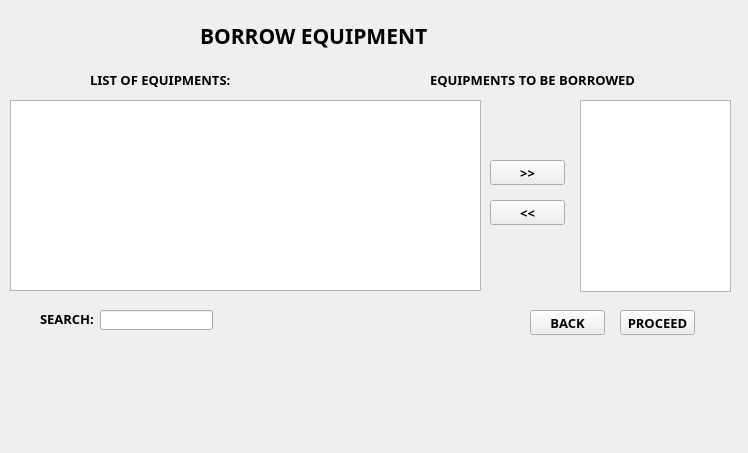
Above: borrowers.ui from markytools/sume-borrower-app before the change. Below: the same form after it.
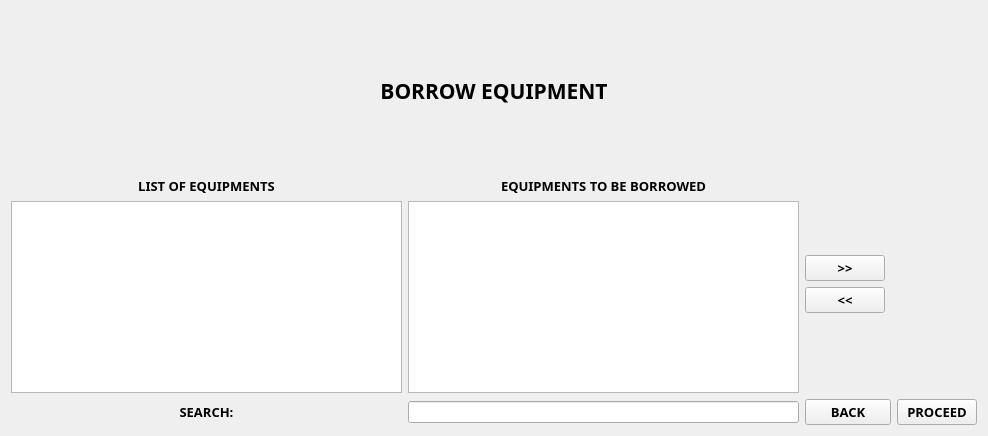
That is the form after the change.

Commit message:
Borrowers Side
More UIs now display, functionality still under construction

What changed in the file:
```diff
--- a/borrowers.ui
+++ b/borrowers.ui
@@ -6,255 +6,160 @@
    <rect>
     <x>0</x>
     <y>0</y>
-    <width>748</width>
-    <height>453</height>
+    <width>988</width>
+    <height>436</height>
    </rect>
   </property>
-  <property name="minimumSize">
-   <size>
-    <width>748</width>
-    <height>453</height>
-   </size>
-  </property>
-  <property name="maximumSize">
-   <size>
-    <width>748</width>
-    <height>453</height>
-   </size>
-  </property>
   <property name="windowTitle">
    <string>Form</string>
   </property>
-  <widget class="QPushButton" name="AddButton">
-   <property name="geometry">
-    <rect>
-     <x>530</x>
-     <y>310</y>
-     <width>75</width>
-     <height>25</height>
-    </rect>
-   </property>
-   <property name="font">
-    <font>
-     <family>Segoe UI Black</family>
-     <pointsize>10</pointsize>
-     <weight>75</weight>
-     <bold>true</bold>
-    </font>
-   </property>
-   <property name="text">
-    <string>BACK</string>
-   </property>
-  </widget>
-  <widget class="QPushButton" name="BorrowBotton">
-   <property name="geometry">
-    <rect>
-     <x>620</x>
-     <y>310</y>
-     <width>75</width>
-     <height>25</height>
-    </rect>
-   </property>
-   <property name="font">
-    <font>
-     <family>Segoe UI Black</family>
-     <pointsize>10</pointsize>
-     <weight>75</weight>
-     <bold>true</bold>
-    </font>
-   </property>
-   <property name="text">
-    <string>PROCEED</string>
-   </property>
-  </widget>
-  <widget class="QTableWidget" name="tableWidget">
-   <property name="geometry">
-    <rect>
-     <x>10</x>
-     <y>100</y>
-     <width>471</width>
-     <height>191</height>
-    </rect>
-   </property>
-  </widget>
-  <widget class="QPushButton" name="AddButton_2">
-   <property name="geometry">
-    <rect>
-     <x>490</x>
-     <y>160</y>
-     <width>75</width>
-     <height>25</height>
-    </rect>
-   </property>
-   <property name="font">
-    <font>
-     <family>Segoe UI Black</family>
-     <pointsize>10</pointsize>
-     <weight>75</weight>
-     <bold>true</bold>
-    </font>
-   </property>
-   <property name="text">
-    <string>&gt;&gt;</string>
-   </property>
-  </widget>
-  <widget class="QPushButton" name="AddButton_3">
-   <property name="geometry">
-    <rect>
-     <x>490</x>
-     <y>200</y>
-     <width>75</width>
-     <height>25</height>
-    </rect>
-   </property>
-   <property name="font">
-    <font>
-     <family>Segoe UI Black</family>
-     <pointsize>10</pointsize>
-     <weight>75</weight>
-     <bold>true</bold>
-    </font>
-   </property>
-   <property name="text">
-    <string>&lt;&lt;</string>
-   </property>
-  </widget>
-  <widget class="QTableWidget" name="tableWidget_2">
-   <property name="geometry">
-    <rect>
-     <x>580</x>
-     <y>100</y>
-     <width>151</width>
-     <height>192</height>
-    </rect>
-   </property>
-  </widget>
-  <widget class="QLabel" name="label_2">
-   <property name="geometry">
-    <rect>
-     <x>90</x>
-     <y>71</y>
-     <width>143</width>
-     <height>17</height>
-    </rect>
-   </property>
-   <property name="font">
-    <font>
-     <family>Segoe UI Black</family>
-     <pointsize>10</pointsize>
-     <weight>75</weight>
-     <bold>true</bold>
-    </font>
-   </property>
-   <property name="text">
-    <string>LIST OF EQUIPMENTS:</string>
-   </property>
-  </widget>
-  <widget class="QLabel" name="label_3">
-   <property name="geometry">
-    <rect>
-     <x>430</x>
-     <y>71</y>
-     <width>211</width>
-     <height>17</height>
-    </rect>
-   </property>
-   <property name="font">
-    <font>
-     <family>Segoe UI Black</family>
-     <pointsize>10</pointsize>
-     <weight>75</weight>
-     <bold>true</bold>
-    </font>
-   </property>
-   <property name="text">
-    <string>EQUIPMENTS TO BE BORROWED</string>
-   </property>
-  </widget>
-  <widget class="QWidget" name="layoutWidget">
-   <property name="geometry">
-    <rect>
-     <x>110</x>
-     <y>20</y>
-     <width>407</width>
-     <height>32</height>
-    </rect>
-   </property>
-   <layout class="QHBoxLayout" name="horizontalLayout">
-    <item>
-     <spacer name="horizontalSpacer_2">
-      <property name="orientation">
-       <enum>Qt::Horizontal</enum>
-      </property>
-      <property name="sizeHint" stdset="0">
-       <size>
-        <width>66</width>
-        <height>20</height>
-       </size>
-      </property>
-     </spacer>
-    </item>
-    <item>
-     <widget class="QLabel" name="label">
-      <property name="font">
-       <font>
-        <family>Segoe UI Black</family>
-        <pointsize>16</pointsize>
-        <weight>75</weight>
-        <bold>true</bold>
-       </font>
-      </property>
-      <property name="text">
-       <string>BORROW EQUIPMENT</string>
-      </property>
-     </widget>
-    </item>
-    <item>
-     <spacer name="horizontalSpacer_3">
-      <property name="orientation">
-       <enum>Qt::Horizontal</enum>
-      </property>
-      <property name="sizeHint" stdset="0">
-       <size>
-        <width>72</width>
-        <height>27</height>
-       </size>
-      </property>
-     </spacer>
-    </item>
-   </layout>
-  </widget>
-  <widget class="QLineEdit" name="lineEdit">
-   <property name="geometry">
-    <rect>
-     <x>100</x>
-     <y>310</y>
-     <width>113</width>
-     <height>20</height>
-    </rect>
-   </property>
-  </widget>
-  <widget class="QLabel" name="label_4">
-   <property name="geometry">
-    <rect>
-     <x>40</x>
-     <y>310</y>
-     <width>61</width>
-     <height>17</height>
-    </rect>
-   </property>
-   <property name="font">
-    <font>
-     <family>Segoe UI Black</family>
-     <pointsize>10</pointsize>
-     <weight>75</weight>
-     <bold>true</bold>
-    </font>
-   </property>
-   <property name="text">
-    <string>SEARCH:</string>
-   </property>
-  </widget>
+  <layout class="QGridLayout" name="gridLayout_2">
+   <item row="0" column="0">
+    <widget class="QLabel" name="label">
+     <property name="font">
+      <font>
+       <family>Segoe UI Black</family>
+       <pointsize>16</pointsize>
+       <weight>75</weight>
+       <bold>true</bold>
+      </font>
+     </property>
+     <property name="text">
+      <string>BORROW EQUIPMENT</string>
+     </property>
+     <property name="alignment">
+      <set>Qt::AlignCenter</set>
+     </property>
+    </widget>
+   </item>
+   <item row="3" column="0">
+    <layout class="QGridLayout" name="gridLayout">
+     <item row="0" column="1">
+      <widget class="QLabel" name="label_3">
+       <property name="font">
+        <font>
+         <family>Segoe UI Black</family>
+         <pointsize>10</pointsize>
+         <weight>75</weight>
+         <bold>true</bold>
+        </font>
+       </property>
+       <property name="text">
+        <string>EQUIPMENTS TO BE BORROWED</string>
+       </property>
+       <property name="alignment">
+        <set>Qt::AlignCenter</set>
+       </property>
+      </widget>
+     </item>
+     <item row="4" column="2">
+      <widget class="QPushButton" name="rightToLeft">
+       <property name="font">
+        <font>
+         <family>Segoe UI Black</family>
+         <pointsize>10</pointsize>
+         <weight>75</weight>
+         <bold>true</bold>
+        </font>
+       </property>
+       <property name="text">
+        <string>&lt;&lt;</string>
+       </property>
+      </widget>
+     </item>
+     <item row="3" column="2">
+      <widget class="QPushButton" name="leftToRight">
+       <property name="font">
+        <font>
+         <family>Segoe UI Black</family>
+         <pointsize>10</pointsize>
+         <weight>75</weight>
+         <bold>true</bold>
+        </font>
+       </property>
+       <property name="text">
+        <string>&gt;&gt;</string>
+       </property>
+      </widget>
+     </item>
+     <item row="0" column="0">
+      <widget class="QLabel" name="label_2">
+       <property name="font">
+        <font>
+         <family>Segoe UI Black</family>
+         <pointsize>10</pointsize>
+         <weight>75</weight>
+         <bold>true</bold>
+        </font>
+       </property>
+       <property name="text">
+        <string>LIST OF EQUIPMENTS</string>
+       </property>
+       <property name="alignment">
+        <set>Qt::AlignCenter</set>
+       </property>
+      </widget>
+     </item>
+     <item row="1" column="0" rowspan="7">
+      <widget class="QTableWidget" name="listEquipments"/>
+     </item>
+     <item row="8" column="0">
+      <widget class="QLabel" name="label_4">
+       <property name="font">
+        <font>
+         <family>Segoe UI Black</family>
+         <pointsize>10</pointsize>
+         <weight>75</weight>
+         <bold>true</bold>
+        </font>
+       </property>
+       <property name="text">
+        <string>SEARCH:</string>
+       </property>
+       <property name="alignment">
+        <set>Qt::AlignCenter</set>
+       </property>
+      </widget>
+     </item>
+     <item row="8" column="2" colspan="2">
+      <widget class="QPushButton" name="Back">
+       <property name="font">
+        <font>
+         <family>Segoe UI Black</family>
+         <pointsize>10</pointsize>
+         <weight>75</weight>
+         <bold>true</bold>
+        </font>
+       </property>
+       <property name="text">
+        <string>BACK</string>
+       </property>
+      </widget>
+     </item>
+     <item row="8" column="4" colspan="2">
+      <widget class="QPushButton" name="Proceed">
+       <property name="font">
+        <font>
+         <family>Segoe UI Black</family>
+         <pointsize>10</pointsize>
+         <weight>75</weight>
+         <bold>true</bold>
+        </font>
+       </property>
+       <property name="text">
+        <string>PROCEED</string>
+       </property>
+      </widget>
+     </item>
+     <item row="8" column="1">
+      <widget class="QLineEdit" name="lineEdit"/>
+     </item>
+     <item row="1" column="1" rowspan="7">
+      <widget class="QTableWidget" name="borrowEquipments"/>
+     </item>
+    </layout>
+   </item>
+  </layout>
  </widget>
  <resources/>
  <connections/>
```
The commit also changes 32 other files.
